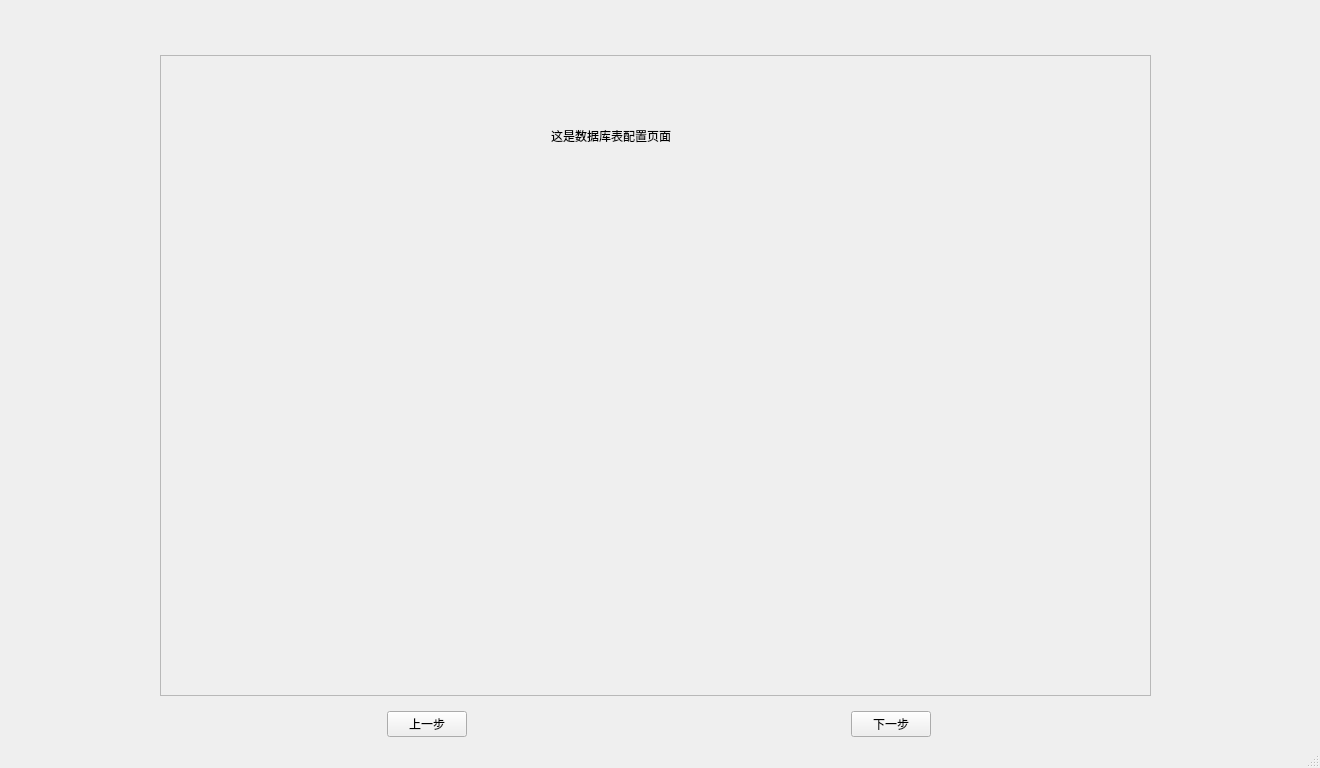
ncepu-iDealStudio/Flask_RESTfulAPI_Codegen_Application, file app/ui/MainWindow_copy2.ui: the form before one commit.
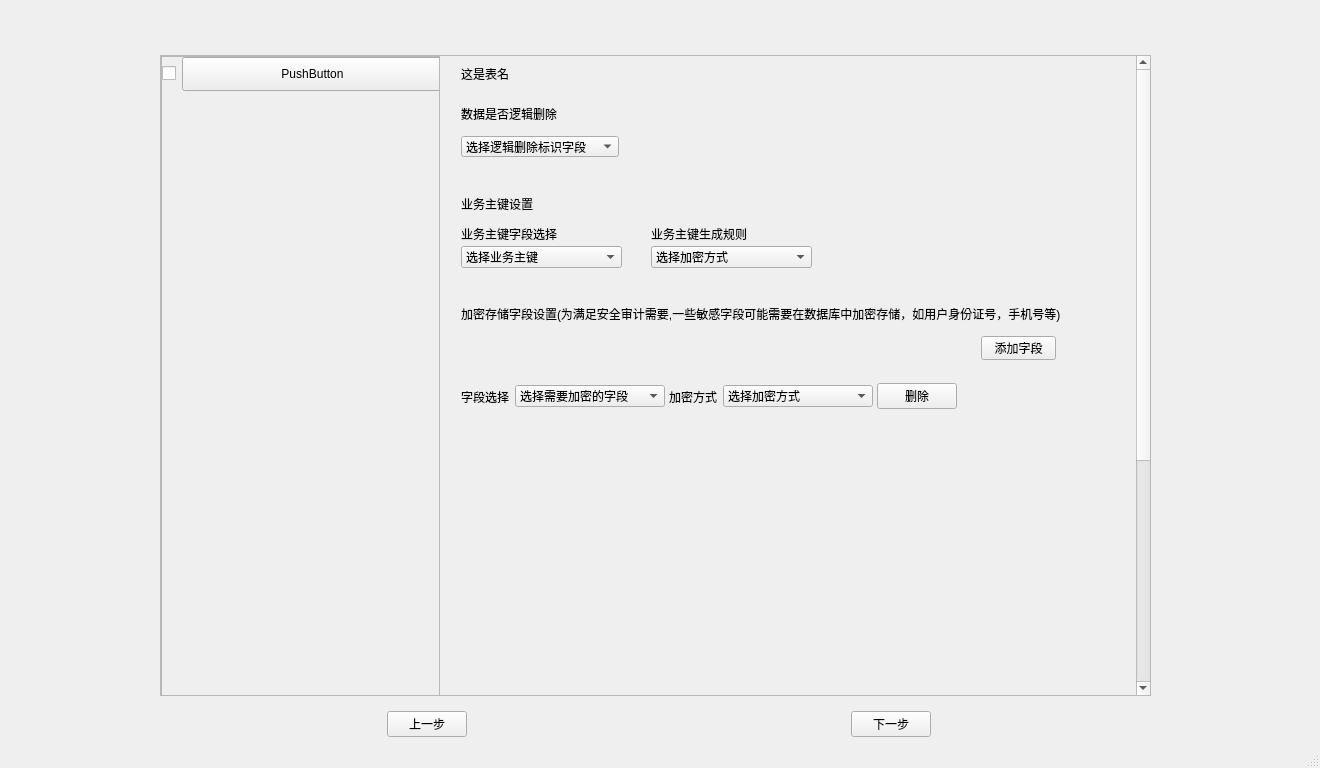
The form after the commit. The open tabs and pages were chosen to show the change.

Commit message: 完善表配置页

The edit to the form file:
```diff
--- a/app/ui/MainWindow_copy2.ui
+++ b/app/ui/MainWindow_copy2.ui
@@ -228,6 +228,371 @@
              <string>这是数据库表配置页面</string>
             </property>
            </widget>
+           <widget class="QWidget" name="layoutWidget">
+            <property name="geometry">
+             <rect>
+              <x>0</x>
+              <y>0</y>
+              <width>279</width>
+              <height>641</height>
+             </rect>
+            </property>
+            <layout class="QVBoxLayout" name="verticalLayout_left_6">
+             <item>
+              <widget class="QScrollArea" name="scrollArea_left_6">
+               <property name="widgetResizable">
+                <bool>true</bool>
+               </property>
+               <widget class="QWidget" name="scrollAreaWidgetContents_left_6">
+                <property name="geometry">
+                 <rect>
+                  <x>0</x>
+                  <y>0</y>
+                  <width>275</width>
+                  <height>637</height>
+                 </rect>
+                </property>
+                <property name="minimumSize">
+                 <size>
+                  <width>0</width>
+                  <height>0</height>
+                 </size>
+                </property>
+                <widget class="QWidget" name="horizontalLayoutWidget_6">
+                 <property name="geometry">
+                  <rect>
+                   <x>0</x>
+                   <y>0</y>
+                   <width>281</width>
+                   <height>34</height>
+                  </rect>
+                 </property>
+                 <layout class="QHBoxLayout" name="horizontalLayout_all_6" stretch="0,0">
+                  <item>
+                   <widget class="QCheckBox" name="checkBox_all_6">
+                    <property name="sizePolicy">
+                     <sizepolicy hsizetype="Fixed" vsizetype="Fixed">
+                      <horstretch>0</horstretch>
+                      <verstretch>0</verstretch>
+                     </sizepolicy>
+                    </property>
+                    <property name="minimumSize">
+                     <size>
+                      <width>0</width>
+                      <height>0</height>
+                     </size>
+                    </property>
+                    <property name="text">
+                     <string/>
+                    </property>
+                   </widget>
+                  </item>
+                  <item>
+                   <widget class="QPushButton" name="pushButton_all_6">
+                    <property name="sizePolicy">
+                     <sizepolicy hsizetype="Minimum" vsizetype="Minimum">
+                      <horstretch>0</horstretch>
+                      <verstretch>0</verstretch>
+                     </sizepolicy>
+                    </property>
+                    <property name="text">
+                     <string>PushButton</string>
+                    </property>
+                   </widget>
+                  </item>
+                 </layout>
+                </widget>
+               </widget>
+              </widget>
+             </item>
+            </layout>
+           </widget>
+           <widget class="QStackedWidget" name="stackedWidget_right">
+            <property name="geometry">
+             <rect>
+              <x>280</x>
+              <y>0</y>
+              <width>711</width>
+              <height>641</height>
+             </rect>
+            </property>
+            <property name="currentIndex">
+             <number>0</number>
+            </property>
+            <widget class="QWidget" name="page_23">
+             <widget class="QWidget" name="verticalLayoutWidget_20">
+              <property name="geometry">
+               <rect>
+                <x>30</x>
+                <y>10</y>
+                <width>351</width>
+                <height>91</height>
+               </rect>
+              </property>
+              <layout class="QVBoxLayout" name="verticalLayout_page1_7">
+               <item>
+                <widget class="QLabel" name="label_18">
+                 <property name="text">
+                  <string>请选择用于生成代码的数据表，并为每张表进行相应的配置</string>
+                 </property>
+                </widget>
+               </item>
+               <item>
+                <widget class="QLabel" name="label_19">
+                 <property name="mouseTracking">
+                  <bool>false</bool>
+                 </property>
+                 <property name="text">
+                  <string>数据表准备</string>
+                 </property>
+                </widget>
+               </item>
+              </layout>
+             </widget>
+            </widget>
+            <widget class="QWidget" name="page_24">
+             <widget class="QWidget" name="verticalLayoutWidget_21">
+              <property name="geometry">
+               <rect>
+                <x>-1</x>
+                <y>-1</y>
+                <width>711</width>
+                <height>641</height>
+               </rect>
+              </property>
+              <layout class="QVBoxLayout" name="verticalLayout_page2_7">
+               <item>
+                <widget class="QScrollArea" name="scrollArea_right_7">
+                 <property name="whatsThis">
+                  <string/>
+                 </property>
+                 <property name="accessibleName">
+                  <string/>
+                 </property>
+                 <property name="widgetResizable">
+                  <bool>true</bool>
+                 </property>
+                 <widget class="QWidget" name="scrollAreaWidgetContents_right_7">
+                  <property name="geometry">
+                   <rect>
+                    <x>0</x>
+                    <y>0</y>
+                    <width>690</width>
+                    <height>1000</height>
+                   </rect>
+                  </property>
+                  <property name="minimumSize">
+                   <size>
+                    <width>0</width>
+                    <height>1000</height>
+                   </size>
+                  </property>
+                  <widget class="QLabel" name="label_table_name_7">
+                   <property name="geometry">
+                    <rect>
+                     <x>20</x>
+                     <y>10</y>
+                     <width>54</width>
+                     <height>16</height>
+                    </rect>
+                   </property>
+                   <property name="text">
+                    <string>这是表名</string>
+                   </property>
+                  </widget>
+                  <widget class="QLabel" name="label_set_key_13">
+                   <property name="geometry">
+                    <rect>
+                     <x>20</x>
+                     <y>140</y>
+                     <width>151</width>
+                     <height>16</height>
+                    </rect>
+                   </property>
+                   <property name="text">
+                    <string>业务主键设置</string>
+                   </property>
+                  </widget>
+                  <widget class="QLabel" name="label_select_key_7">
+                   <property name="geometry">
+                    <rect>
+                     <x>20</x>
+                     <y>170</y>
+                     <width>161</width>
+                     <height>16</height>
+                    </rect>
+                   </property>
+                   <property name="text">
+                    <string>业务主键字段选择</string>
+                   </property>
+                  </widget>
+                  <widget class="QComboBox" name="comboBox_select_table_businesskeyname">
+                   <property name="geometry">
+                    <rect>
+                     <x>20</x>
+                     <y>190</y>
+                     <width>161</width>
+                     <height>22</height>
+                    </rect>
+                   </property>
+                   <item>
+                    <property name="text">
+                     <string>选择业务主键</string>
+                    </property>
+                   </item>
+                  </widget>
+                  <widget class="QLabel" name="label_set_key_14">
+                   <property name="geometry">
+                    <rect>
+                     <x>210</x>
+                     <y>170</y>
+                     <width>161</width>
+                     <height>16</height>
+                    </rect>
+                   </property>
+                   <property name="text">
+                    <string>业务主键生成规则</string>
+                   </property>
+                  </widget>
+                  <widget class="QComboBox" name="comboBox_select_table_businesskeyrule">
+                   <property name="geometry">
+                    <rect>
+                     <x>210</x>
+                     <y>190</y>
+                     <width>161</width>
+                     <height>22</height>
+                    </rect>
+                   </property>
+                   <item>
+                    <property name="text">
+                     <string>选择加密方式</string>
+                    </property>
+                   </item>
+                  </widget>
+                  <widget class="QLabel" name="label_code_7">
+                   <property name="geometry">
+                    <rect>
+                     <x>20</x>
+                     <y>250</y>
+                     <width>651</width>
+                     <height>16</height>
+                    </rect>
+                   </property>
+                   <property name="text">
+                    <string>加密存储字段设置(为满足安全审计需要,一些敏感字段可能需要在数据库中加密存储，如用户身份证号，手机号等)</string>
+                   </property>
+                  </widget>
+                  <widget class="QWidget" name="verticalLayoutWidget_22">
+                   <property name="geometry">
+                    <rect>
+                     <x>20</x>
+                     <y>320</y>
+                     <width>497</width>
+                     <height>41</height>
+                    </rect>
+                   </property>
+                   <layout class="QHBoxLayout" name="horizontalLayout_4">
+                    <item>
+                     <widget class="QLabel" name="label_20">
+                      <property name="text">
+                       <string>字段选择</string>
+                      </property>
+                     </widget>
+                    </item>
+                    <item>
+                     <widget class="QComboBox" name="comboBox_select_table_field_encrypt">
+                      <property name="minimumSize">
+                       <size>
+                        <width>150</width>
+                        <height>0</height>
+                       </size>
+                      </property>
+                      <item>
+                       <property name="text">
+                        <string>选择需要加密的字段</string>
+                       </property>
+                      </item>
+                     </widget>
+                    </item>
+                    <item>
+                     <widget class="QLabel" name="label_21">
+                      <property name="text">
+                       <string>加密方式</string>
+                      </property>
+                     </widget>
+                    </item>
+                    <item>
+                     <widget class="QComboBox" name="comboBox_select_table_encrypt_type">
+                      <property name="minimumSize">
+                       <size>
+                        <width>150</width>
+                        <height>0</height>
+                       </size>
+                      </property>
+                      <item>
+                       <property name="text">
+                        <string>选择加密方式</string>
+                       </property>
+                      </item>
+                     </widget>
+                    </item>
+                    <item>
+                     <widget class="QPushButton" name="pushButton_delete_field_encrypt">
+                      <property name="text">
+                       <string>删除</string>
+                      </property>
+                     </widget>
+                    </item>
+                   </layout>
+                  </widget>
+                  <widget class="QLabel" name="label_isDelete_7">
+                   <property name="geometry">
+                    <rect>
+                     <x>20</x>
+                     <y>50</y>
+                     <width>158</width>
+                     <height>16</height>
+                    </rect>
+                   </property>
+                   <property name="text">
+                    <string>数据是否逻辑删除</string>
+                   </property>
+                  </widget>
+                  <widget class="QComboBox" name="comboBox_select_table_logicaldeletemark">
+                   <property name="geometry">
+                    <rect>
+                     <x>20</x>
+                     <y>80</y>
+                     <width>158</width>
+                     <height>21</height>
+                    </rect>
+                   </property>
+                   <item>
+                    <property name="text">
+                     <string>选择逻辑删除标识字段</string>
+                    </property>
+                   </item>
+                  </widget>
+                  <widget class="QPushButton" name="pushButton_add_field_encrypt">
+                   <property name="geometry">
+                    <rect>
+                     <x>540</x>
+                     <y>280</y>
+                     <width>75</width>
+                     <height>24</height>
+                    </rect>
+                   </property>
+                   <property name="text">
+                    <string>添加字段</string>
+                   </property>
+                  </widget>
+                 </widget>
+                </widget>
+               </item>
+              </layout>
+             </widget>
+            </widget>
+           </widget>
           </widget>
          </widget>
         </widget>
```
Left out of the diff: 3 changed lines with no effect on the pictures. The commit also changes 2 other files.
